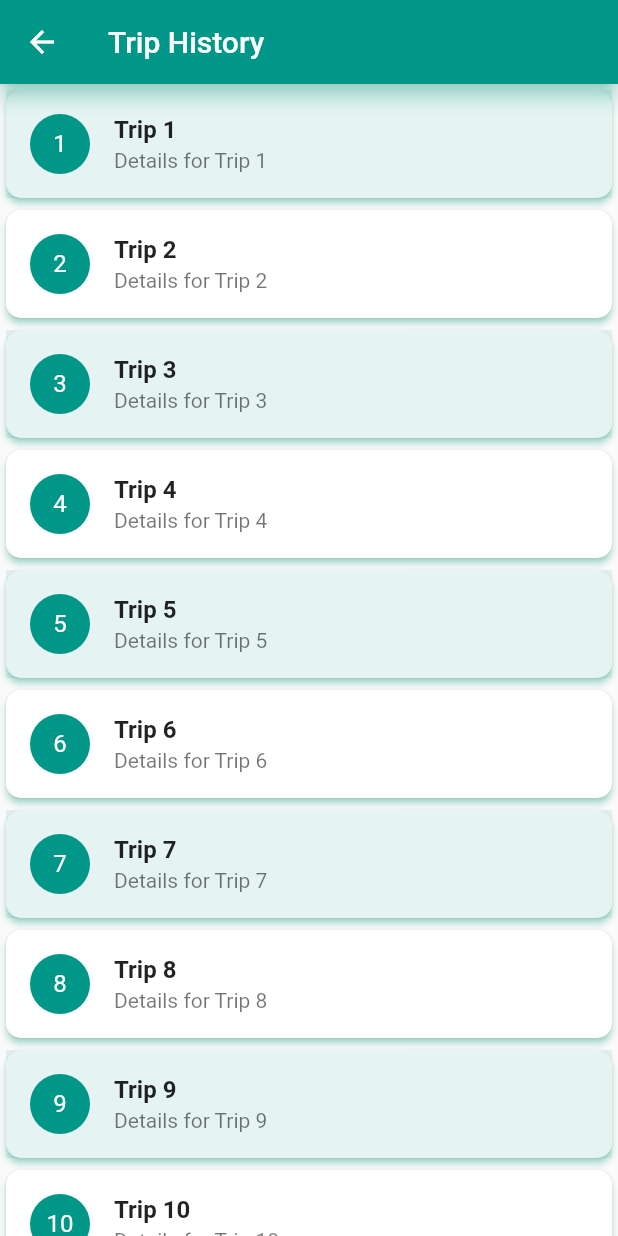
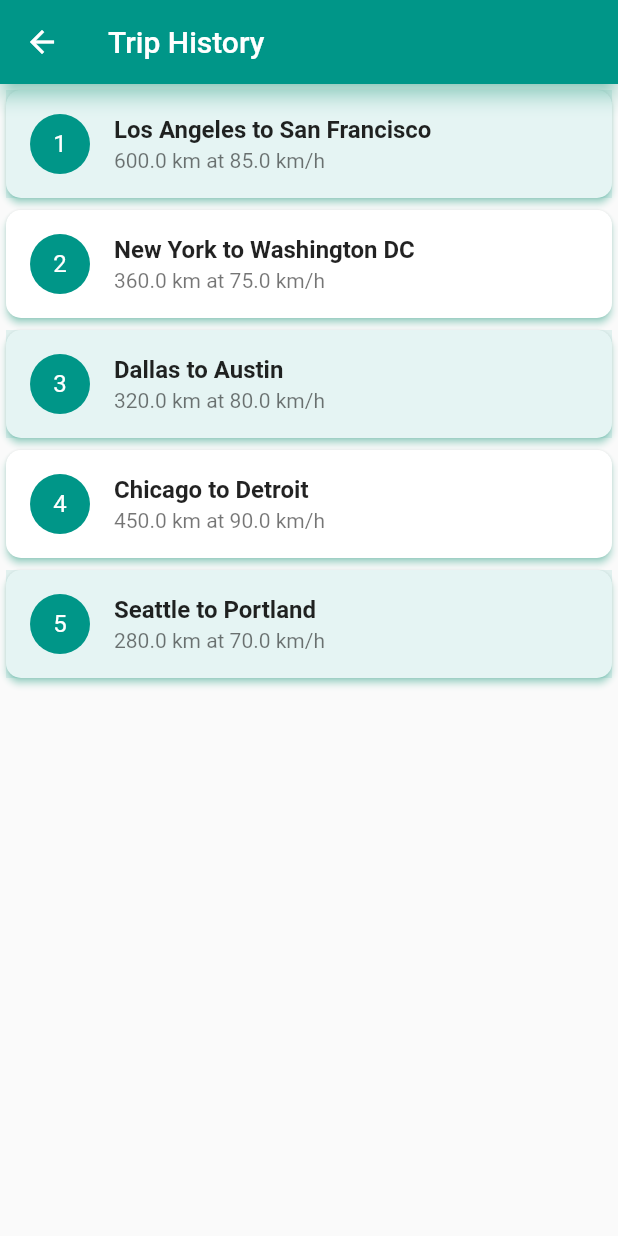
Before and after one commit to billyward3/wheelSave, a Flutter app: the TripHistoryPage screen opened by its route, on a phone screen of 412 x 824 dp. Run offline on Flutter 3.47's test engine with Material 2 defaults, Android fonts, the phone set to English and light mode, and no system bars; our stand-ins replace geolocator, sensors_plus.

Commit message:
Game Time

```diff
--- a/rate_ride/lib/pages/tripHistory.dart
+++ b/rate_ride/lib/pages/tripHistory.dart
@@ -1,6 +1,25 @@
 import 'package:flutter/material.dart';
 
+class Trip {
+  final String startLocation;
+  final String endLocation;
+  final double distanceTraveled; // in kilometers
+  final double averageSpeed; // in km/h
+
+  Trip(this.startLocation, this.endLocation, this.distanceTraveled,
+      this.averageSpeed);
+}
+
 class TripHistoryPage extends StatelessWidget {
+  // Mock trip data
+  final List<Trip> trips = [
+    Trip('Los Angeles', 'San Francisco', 600, 85),
+    Trip('New York', 'Washington DC', 360, 75),
+    Trip('Dallas', 'Austin', 320, 80),
+    Trip('Chicago', 'Detroit', 450, 90),
+    Trip('Seattle', 'Portland', 280, 70),
+  ];
+
   @override
   Widget build(BuildContext context) {
     return Scaffold(
@@ -11,9 +30,13 @@ class TripHistoryPage extends StatelessWidget {
         shadowColor: Colors.tealAccent,
       ),
       body: ListView.builder(
-        itemCount: 10,
+        itemCount: trips.length,
         itemBuilder: (context, index) {
-          return Card(
+          return GestureDetector(
+            onTap: () {
+              _showTripDetails(context, trips[index]);
+            },
+            child: Card(
               elevation: 2,
               shadowColor: Colors.tealAccent,
               shape: RoundedRectangleBorder(
@@ -25,16 +48,40 @@ class TripHistoryPage extends StatelessWidget {
                   child: Text('${index + 1}',
                       style: const TextStyle(color: Colors.white)),
                 ),
-              title: Text('Trip ${index + 1}',
+                title: Text(
+                    '${trips[index].startLocation} to ${trips[index].endLocation}',
                     style: const TextStyle(fontWeight: FontWeight.bold)),
-              subtitle: Text('Details for Trip ${index + 1}'),
+                subtitle: Text(
+                    '${trips[index].distanceTraveled} km at ${trips[index].averageSpeed} km/h'),
                 tileColor: index % 2 == 0
                     ? Colors.teal.withOpacity(0.1)
                     : Colors.transparent,
+              ),
             ),
           );
         },
       ),
     );
   }
+
+  void _showTripDetails(BuildContext context, Trip trip) {
+    showDialog(
+      context: context,
+      builder: (BuildContext context) {
+        return AlertDialog(
+          title: Text('Trip Details'),
+          content: Text(
+              'From: ${trip.startLocation}\nTo: ${trip.endLocation}\nDistance: ${trip.distanceTraveled} km\nAverage Speed: ${trip.averageSpeed} km/h'),
+          actions: [
+            TextButton(
+              onPressed: () {
+                Navigator.of(context).pop();
+              },
+              child: Text('Close'),
+            ),
+          ],
+        );
+      },
+    );
   }
+}
--- a/rate_ride/pubspec.yaml
+++ b/rate_ride/pubspec.yaml
@@ -54,6 +54,8 @@ dev_dependencies:
 
 # The following section is specific to Flutter packages.
 flutter:
+  assets:
+    - assets/
 
   # The following line ensures that the Material Icons font is
   # included with your application, so that you can use the icons in
```
Also changed, not shown: rate_ride/lib/pages/export.dart (+19 -3 lines), rate_ride/lib/pages/homePage.dart (+16 -6 lines), rate_ride/assets/Logo.png (added). Lines whose indentation alone changed are shown as unchanged.
